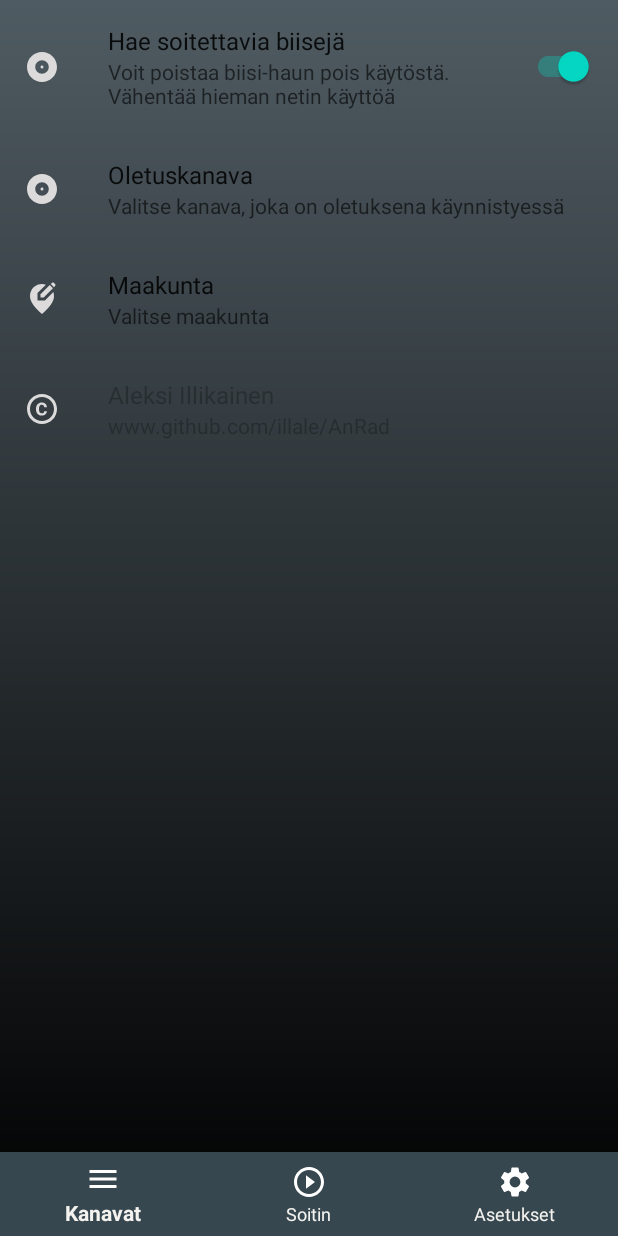
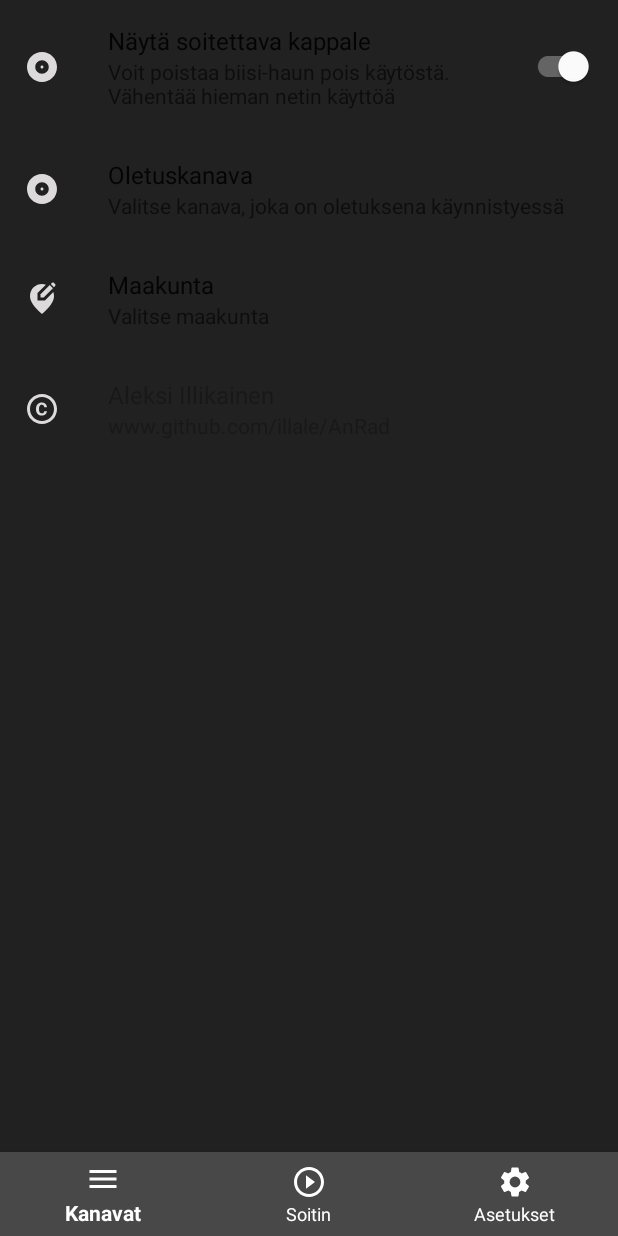
Before and after one commit to illale/AnRad, an Android app: the fragment SettingsFragment placed in its activity, on a phone screen of 412 x 824 dp. Run offline under Robolectric (Android 15) with nearby library versions, the phone set to English and light mode, and no system bars; our stand-ins replace Room's generated code, Volley, androidx.preference; network calls fail.

Commit message:
Changes on layout

```diff
--- a/app/src/main/java/com/example/androidradio/ChannelFragment.java
+++ b/app/src/main/java/com/example/androidradio/ChannelFragment.java
@@ -11,6 +11,7 @@ import androidx.annotation.NonNull;
 import androidx.annotation.Nullable;
 import androidx.fragment.app.Fragment;
 import androidx.fragment.app.FragmentActivity;
+import androidx.recyclerview.widget.GridLayoutManager;
 import androidx.recyclerview.widget.LinearLayoutManager;
 import androidx.recyclerview.widget.RecyclerView;
 
@@ -45,7 +46,7 @@ public class ChannelFragment extends Fragment {
         channels = MainActivity.chan_names;
         channel_images = MainActivity.chan_images;
         RecyclerView recyclerView = view.findViewById(R.id.recycler);
-        RecyclerView.LayoutManager manager = new LinearLayoutManager(ct);
+        RecyclerView.LayoutManager manager = new GridLayoutManager(ct, 2);
         recyclerView.setLayoutManager(manager);
         List<Drawable> d = new ArrayList<>();
         for (Integer img: channel_images) {
--- a/app/src/main/java/com/example/androidradio/MainActivity.java
+++ b/app/src/main/java/com/example/androidradio/MainActivity.java
@@ -59,6 +59,7 @@ public class MainActivity extends AppCompatActivity implements ControlListener,
     public static MainActivity Instance;
     public static ChannelViewModel viewModel;
     public static boolean show_songs;
+    public static String channel_name;
     Handler handler = new Handler();
 
     private final Runnable runnableCode = new Runnable() {
@@ -79,6 +80,7 @@ public class MainActivity extends AppCompatActivity implements ControlListener,
     public static void setDefaultChannel(int i) {
         shPref.edit().putInt("default_channel", i).apply();
         shPref.edit().putInt("default_image", chan_images.get(i)).apply();
+        shPref.edit().putString("default_channel_name", chan_names[i]).apply();
         if (!PLAYING) {
             image = chan_images.get(i);
             index = i;
@@ -95,14 +97,15 @@ public class MainActivity extends AppCompatActivity implements ControlListener,
         editor.putBoolean("enable_songs", true);
         editor.putInt("default_channel", 0);
         editor.putInt("default_image", R.drawable.aito_iskelma);
+        editor.putString("default_channel_name", "Aito Iskelmä");
         editor.apply();
     }
 
     public static void getDefaultChannel() {
         index = shPref.getInt("default_channel", 0);
-        if (!PLAYING) image = shPref.getInt("default_image", 0);
+        if (!PLAYING) image = shPref.getInt("default_image", R.drawable.aito_iskelma);
         show_songs = shPref.getBoolean("enable_songs", true);
-        System.out.println("DEFAULT: " + index);
+        channel_name = shPref.getString("default_channel_name", "Aito Iskelmä");
     }
 
     public void listSettings() {
@@ -206,14 +209,15 @@ public class MainActivity extends AppCompatActivity implements ControlListener,
 
     public void setImage(int i) {
         image = chan_images.get(i);
+        channel_name = chans.get(i).getChannelName();
     }
 
     @SuppressLint("SetTextI18n")
     public void setSong(int i) {
         String url = getChannelSongUrl(i);
         if (url.equals("None")) {
-            song = getChannelName();
-            song_artist = song;
+            song = "Kuuntelet nyt:";
+            song_artist = getChannelName();
         } else {
             RequestQueue queue = Volley.newRequestQueue(this);
             JsonObjectRequest jsonObjectRequest = new JsonObjectRequest(Request.Method.GET, url, null, response -> {
@@ -226,7 +230,6 @@ public class MainActivity extends AppCompatActivity implements ControlListener,
                         if (response.optJSONObject(key) != null) {
                             if (response.getJSONObject(key).has("title")) {
                                 song = response.getJSONObject(key).getString("title");
-
                                 if (response.getJSONObject(key).has("artist")) {
                                     song_artist = response.getJSONObject(key).getString("artist");
                                 } else if (response.getJSONObject(key).has("performer")) {
@@ -390,6 +393,7 @@ public class MainActivity extends AppCompatActivity implements ControlListener,
 
     @Override
     protected void onCreate(Bundle savedInstanceState) {
+        super.onCreate(savedInstanceState);
         setContentView(R.layout.activity_main);
         viewModel = ViewModelProviders.of(this).get(ChannelViewModel.class);
         viewModel.getOrderedChannels().observe(this, channels -> {
@@ -423,7 +427,6 @@ public class MainActivity extends AppCompatActivity implements ControlListener,
         filter.addAction("PREVIOUS");
         this.registerReceiver(receiver, filter);
         setFragment(PlayerFragment.newInstance());
-        super.onCreate(savedInstanceState);
     }
 
     BottomNavigationView.OnNavigationItemSelectedListener navigationItemSelectedListener =
--- a/app/src/main/java/com/example/androidradio/MyAdapter.java
+++ b/app/src/main/java/com/example/androidradio/MyAdapter.java
@@ -42,7 +42,6 @@ public class MyAdapter extends RecyclerView.Adapter<MyAdapter.MyViewHolder> {
     }
 
     public void onBindViewHolder(@NotNull MyViewHolder holder, int position) {
-
         holder.textView.setText(data[position]);
         holder.view.setOnClickListener(v -> {
             int itemPos = holder.getLayoutPosition();
--- a/app/src/main/java/com/example/androidradio/MyApplication.java
+++ b/app/src/main/java/com/example/androidradio/MyApplication.java
@@ -23,7 +23,7 @@ public class MyApplication extends android.app.Application {
                 .setAlsoReportToAndroidFramework(true);
         builder.getPluginConfigurationBuilder(MailSenderConfigurationBuilder.class).setMailTo("kaiku.chrash@gmail.com")
                 .setSubject("Kaiku Crash Report")
-                .setEnabled(true);xd
+                .setEnabled(true);
         ACRA.init(this, builder);
     }
 }
--- a/app/src/main/java/com/example/androidradio/PlayerFragment.java
+++ b/app/src/main/java/com/example/androidradio/PlayerFragment.java
@@ -16,6 +16,7 @@ import androidx.annotation.Nullable;
 import androidx.fragment.app.Fragment;
 
 import org.jetbrains.annotations.NotNull;
+import org.w3c.dom.Text;
 
 
 public class PlayerFragment extends Fragment {
@@ -37,10 +38,14 @@ public class PlayerFragment extends Fragment {
             TextView song = getView().findViewById(R.id.channelSong);
             TextView artist = getView().findViewById(R.id.channelArtist);
             ImageView image = getView().findViewById(R.id.imageView);
+            TextView channel = getView().findViewById(R.id.channelName);
             song.setText(MainActivity.song);
             artist.setText(MainActivity.song_artist);
+            channel.setText(MainActivity.channel_name);
             image.setImageDrawable(getResources().getDrawable(MainActivity.image));
+            channel.invalidate();
             song.invalidate();
+            image.invalidate();
             artist.invalidate();
             handler.postDelayed(this, 500);
         }
@@ -82,6 +87,9 @@ public class PlayerFragment extends Fragment {
         TextView artistText = view.findViewById(R.id.channelArtist);
         artistText.setText(MainActivity.song_artist);
         artistText.invalidate();
+        TextView channel = view.findViewById(R.id.channelName);
+        channel.setText(MainActivity.channel_name);
+        channel.invalidate();
         ImageButton button = view.findViewById(R.id.playButton);
         if (MainActivity.PLAYING) {
             button.setImageDrawable(getResources().getDrawable(R.drawable.exo_controls_pause));
--- a/app/src/main/res/drawable/background.xml
+++ b/app/src/main/res/drawable/background.xml
@@ -1,7 +1,7 @@
 <?xml version="1.0" encoding="utf-8"?>
 <shape xmlns:android="http://schemas.android.com/apk/res/android">
     <gradient
-        android:startColor="#000"
+        android:startColor="@color/colorPrimaryDark"
         android:angle="90"
-        android:endColor="#4f5b62"></gradient>
+        android:endColor="@color/colorPrimary"></gradient>
 </shape>
--- a/app/src/main/res/drawable/circle.xml
+++ b/app/src/main/res/drawable/circle.xml
@@ -2,10 +2,7 @@
 <shape xmlns:android="http://schemas.android.com/apk/res/android"
     android:shape="rectangle">
     <corners android:radius="1000dp" />
-    <solid android:color="#000" />
-    <stroke
-        android:width="2dip"
-        android:color="#FFF"/>
+    <solid android:color="@color/colorSecondaryDark" />
     <padding
         android:bottom="4dp"
         android:left="4dp"
--- a/app/src/main/res/drawable/circle_white.xml
+++ b/app/src/main/res/drawable/circle_white.xml
@@ -1,7 +1,7 @@
 <?xml version="1.0" encoding="utf-8"?>
 <shape xmlns:android="http://schemas.android.com/apk/res/android"
     android:shape="rectangle">
-    <corners android:radius="1000dp" />
+    <corners android:radius="10dp" />
     <solid android:color="#FFF" />
     <stroke
         android:width="2dip"
--- /dev/null
+++ b/app/src/main/res/drawable/corners.xml
@@ -0,0 +1,5 @@
+<?xml version="1.0" encoding="utf-8"?>
+<shape xmlns:android="http://schemas.android.com/apk/res/android">
+    <solid android:color="@color/colorPrimaryLight"/>
+    <corners android:radius="10dp" />
+</shape>
--- /dev/null
+++ b/app/src/main/res/drawable/ic_baseline_pause_24.xml
@@ -0,0 +1,5 @@
+<vector android:height="60dp" android:tint="#DCDADB"
+    android:viewportHeight="24" android:viewportWidth="24"
+    android:width="60dp" xmlns:android="http://schemas.android.com/apk/res/android">
+    <path android:fillColor="@android:color/white" android:pathData="M6,19h4L10,5L6,5v14zM14,5v14h4L18,5h-4z"/>
+</vector>
--- /dev/null
+++ b/app/src/main/res/drawable/ic_baseline_play_arrow_24.xml
@@ -0,0 +1,5 @@
+<vector android:height="60dp" android:tint="#DCDADB"
+    android:viewportHeight="24" android:viewportWidth="24"
+    android:width="60dp" xmlns:android="http://schemas.android.com/apk/res/android">
+    <path android:fillColor="@android:color/white" android:pathData="M8,5v14l11,-7z"/>
+</vector>
--- a/app/src/main/res/layout/activity_main.xml
+++ b/app/src/main/res/layout/activity_main.xml
@@ -4,7 +4,7 @@
     xmlns:tools="http://schemas.android.com/tools"
     android:layout_width="match_parent"
     android:layout_height="match_parent"
-    android:background="@drawable/background"
+    android:background="@color/colorPrimary"
     tools:context=".MainActivity">
 
     <FrameLayout
@@ -18,9 +18,9 @@
             android:layout_height="wrap_content"
             android:layout_gravity="bottom"
             android:layout_marginTop="8dp"
-            android:background="@color/colorPrimary"
-            app:itemIconTint="@color/design_default_color_background"
-            app:itemTextColor="@color/exo_edit_mode_background_color"
+            android:background="@color/colorPrimaryLight"
+            app:itemIconTint="@color/colorAccent"
+            app:itemTextColor="@color/colorAccent"
             app:layout_constraintBottom_toBottomOf="parent"
             app:layout_constraintEnd_toEndOf="parent"
             app:layout_constraintStart_toStartOf="parent"
--- a/app/src/main/res/layout/pref.xml
+++ b/app/src/main/res/layout/pref.xml
@@ -32,7 +32,7 @@
             android:layout_centerVertical="true"
             android:layout_toEndOf="@android:id/icon"
             android:fontFamily="sans-serif-medium"
-            android:textColor="#FFF"
+            android:textColor="@color/colorAccent"
             android:textSize="20sp"
             android:textStyle="normal"
             android:contentDescription="@string/setting_title" />
@@ -51,7 +51,7 @@
             android:id="@android:id/summary"
             android:layout_centerVertical="true"
             android:fontFamily="sans-serif-medium"
-            android:textColor="#9C9C9B"
+            android:textColor="@color/colorAccentDark"
             android:textSize="14sp"
             android:layout_alignParentEnd="true"
             android:layout_alignParentStart="true"
--- a/app/src/main/res/layout/setting_view.xml
+++ b/app/src/main/res/layout/setting_view.xml
@@ -11,7 +11,7 @@
         android:layout_marginBottom="10dp"
         android:layout_weight="1"
         android:text="Switch"
-        android:textColor="#FFF"
+        android:textColor="@color/colorAccent"
         android:textSize="20dp" />
 
 </LinearLayout>
--- a/app/src/main/res/layout/switch_pref.xml
+++ b/app/src/main/res/layout/switch_pref.xml
@@ -20,7 +20,7 @@
             android:fontFamily="sans-serif-medium"
             android:textSize="20sp"
             android:textStyle="bold"
-            android:textColor="#FFF"
+            android:textColor="@color/colorAccent"
             tools:text="Sending usage data"/>
         <LinearLayout
             android:orientation="vertical"
--- a/app/src/main/res/values-v21/styles.xml
+++ b/app/src/main/res/values-v21/styles.xml
@@ -4,7 +4,7 @@
     <style name="AppTheme" parent="Theme.AppCompat.Light.NoActionBar">
         <!-- Customize your theme here. -->
         <item name="colorPrimary">@color/colorPrimary</item>
-        <item name="colorPrimaryDark">#000</item>
+        <item name="colorPrimaryDark">@color/colorPrimaryDark</item>
         <item name="colorAccent">@color/colorAccent</item>
 
     </style>
--- a/app/src/main/res/values/colors.xml
+++ b/app/src/main/res/values/colors.xml
@@ -1,6 +1,13 @@
 <?xml version="1.0" encoding="utf-8"?>
 <resources>
-    <color name="colorPrimary">#37474f</color>
-    <color name="colorPrimaryDark">#3700B3</color>
-    <color name="colorAccent">#03DAC5</color>
+    <color name="colorPrimary">#212121</color>
+    <color name="colorPrimaryDark">#000000</color>
+    <color name="colorPrimaryLight">#484848</color>
+    <color name="colorAccent">#fff</color>
+    <color name="colorAccentDark">#c7c7c7</color>
+
+    <color name="colorSecondary">#e79a53</color>
+    <color name="colorSecondaryDark">#f48c06</color>
+    <color name="colorSecondaryLight">#ffba08</color>
+    <color name="colorSecondaryAccent">#000</color>
 </resources>
--- a/app/src/main/res/xml/settings.xml
+++ b/app/src/main/res/xml/settings.xml
@@ -8,7 +8,7 @@
             android:icon="@drawable/ic_baseline_album_24"
             android:key="enable_songs"
             android:defaultValue="true"
-            android:title="Hae soitettavia biisejä"
+            android:title="Näytä soitettava kappale"
             android:summary="Voit poistaa biisi-haun pois käytöstä. Vähentää hieman netin käyttöä"
             app:itemTextColor="#FFF"
             android:layout="@layout/switch_pref"/>
```
Also changed, not shown: app/src/main/res/layout/fragment_player.xml (+68 -66 lines), app/src/main/res/layout/my_text_view.xml (+9 -9 lines).
